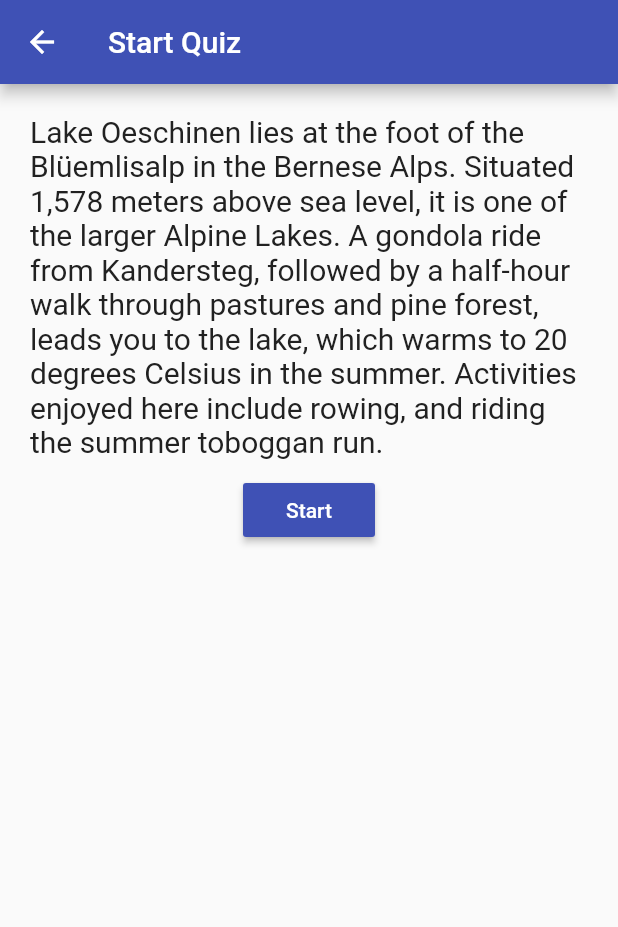
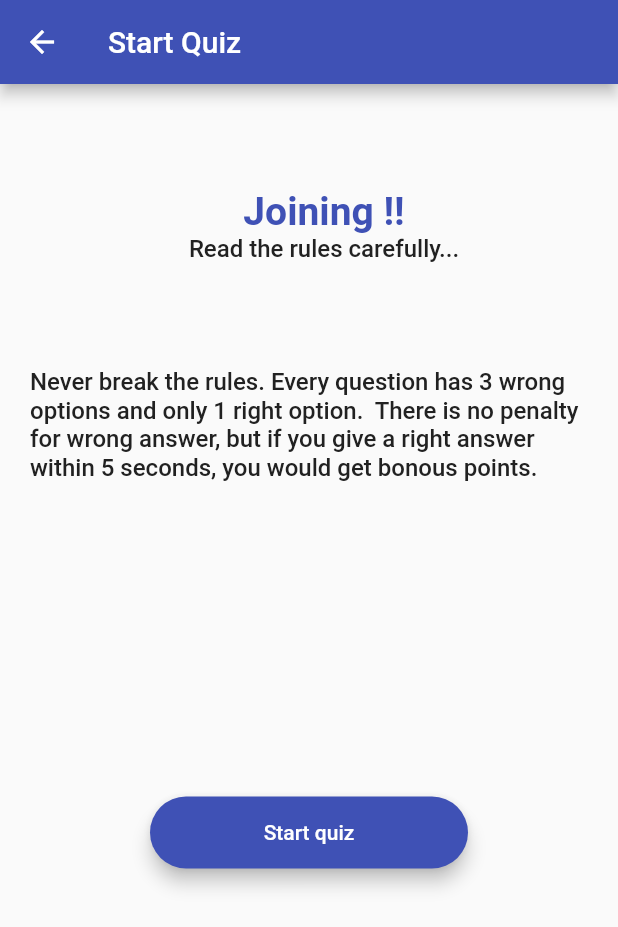
Before and after one commit to Sandip9021/pq-flutter-app, a Flutter app: the QuizStartView screen opened directly with empty values, on a phone screen of 412 x 824 dp. Shown: the top 927 px of the screen. Run offline on Flutter 3.47's test engine with Material 2 defaults, Android fonts, the phone set to English and light mode, and no system bars; our stand-ins replace flutter_secure_storage, get_it, percent_indicator; accounts and stored records are empty; network calls fail.

Commit message:
refactored get quiz and submit quiz

```diff
--- a/pbquiz_app/lib/ui/shared/router.dart
+++ b/pbquiz_app/lib/ui/shared/router.dart
@@ -1,4 +1,5 @@
 import 'package:flutter/material.dart';
+import 'package:pbquiz_app/business_logic/models/quiz.dart';
 import 'package:pbquiz_app/ui/views/home_view.dart';
 import 'package:pbquiz_app/ui/views/quiz_start_view.dart';
 import 'package:pbquiz_app/ui/views/signup_view.dart';
@@ -15,10 +16,10 @@ class Router {
         return MaterialPageRoute(builder: (_) => SignUp());
         break;
       case 'StartQuiz':
-        var id = settings.arguments as String;
+        var _quiz = settings.arguments as Quiz;
         return MaterialPageRoute(
             builder: (_) => QuizStartView(
-                  quizId: id,
+                  quiz: _quiz,
                 ));
       default:
         return MaterialPageRoute(builder: (_) {
--- a/pbquiz_app/lib/ui/views/quiz_start_view.dart
+++ b/pbquiz_app/lib/ui/views/quiz_start_view.dart
@@ -1,14 +1,13 @@
 import 'package:flutter/material.dart';
-import 'package:pbquiz_app/ui/views/question_view.dart';
+import 'package:pbquiz_app/business_logic/models/quiz.dart';
+import 'package:pbquiz_app/ui/shared/ui_helper.dart';
+import 'package:pbquiz_app/ui/views/quiz_view.dart';
+import 'package:pbquiz_app/ui/widgets/custom_button.dart';
 
-class QuizStartView extends StatefulWidget {
-  final String quizId;
-  QuizStartView({Key key, @required this.quizId}) : super(key: key);
-  @override
-  _State createState() => _State();
-}
+class QuizStartView extends StatelessWidget {
+  final Quiz quiz;
+  QuizStartView({Key key, @required this.quiz}) : super(key: key);
 
-class _State extends State<QuizStartView> {
   @override
   Widget build(BuildContext context) {
     return Scaffold(
@@ -18,46 +17,57 @@ class _State extends State<QuizStartView> {
       body: Container(
         width: MediaQuery.of(context).size.width,
         height: MediaQuery.of(context).size.height,
-        padding: EdgeInsets.fromLTRB(10, 10, 10, 0),
+        padding: EdgeInsets.all(10.0),
         child: Column(
           crossAxisAlignment: CrossAxisAlignment.center,
           mainAxisAlignment: MainAxisAlignment.start,
           mainAxisSize: MainAxisSize.max,
           children: <Widget>[
-            textSection,
-            RaisedButton(
-              child: Text("Start"),
-              color: Theme.of(context).primaryColor,
-              textColor: Colors.white,
-              onPressed: () {
-                Navigator.push(
+            UIHelper.verticalSpaceLarge(),
+            Padding(
+              padding: const EdgeInsets.only(left: 20.0),
+              child: Text(
+                'Joining ${this.quiz.quizName}!!',
+                style: Theme.of(context).textTheme.headline1,
+              ),
+            ),
+            Padding(
+              padding: const EdgeInsets.only(left: 20.0),
+              child: Text('Read the rules carefully...',
+                  style: Theme.of(context).textTheme.bodyText1),
+            ),
+            UIHelper.verticalSpaceLarge(),
+            Container(
+              padding: const EdgeInsets.all(10),
+              child: Text(
+                'Never break the rules. '
+                'Every question has 3 wrong options and only 1 right option.  '
+                'There is no penalty for wrong answer, '
+                'but if you give a right answer within 5 seconds, '
+                'you would get bonous points. ',
+                softWrap: true,
+                style: Theme.of(context).textTheme.bodyText1,
+              ),
+            ),
+            Padding(
+              padding: const EdgeInsets.fromLTRB(90.0, 200.0, 90.0, 20),
+              child: PrimaryButton(
+                title: 'Start quiz',
+                onPressed: () {
+                  Navigator.push(
                     context,
                     MaterialPageRoute(
-                        builder: (context) => QuestionView(
-                              quizId: this.widget.quizId,
-                            )));
-              },
+                      builder: (context) => QuizView(
+                        quizId: this.quiz.quizId,
+                      ),
+                    ),
+                  );
+                },
+              ),
             ),
           ],
         ),
       ),
     );
   }
-
-  Widget textSection = Container(
-    padding: const EdgeInsets.all(10),
-    child: Text(
-      'Lake Oeschinen lies at the foot of the Blüemlisalp in the Bernese '
-      'Alps. Situated 1,578 meters above sea level, it is one of the '
-      'larger Alpine Lakes. A gondola ride from Kandersteg, followed by a '
-      'half-hour walk through pastures and pine forest, leads you to the '
-      'lake, which warms to 20 degrees Celsius in the summer. Activities '
-      'enjoyed here include rowing, and riding the summer toboggan run.',
-      softWrap: true,
-      style: TextStyle(
-        fontFamily: 'Roboto',
-        fontSize: 20.0,
-      ),
-    ),
-  );
 }
```
Also changed, not shown: pbquiz_app/lib/business_logic/view_models/home_viewmodel.dart (+9 -24 lines), pbquiz_app/lib/business_logic/view_models/quiz_viewmodel.dart (+22 -22 lines), pbquiz_app/lib/ui/views/home_view.dart (+71 -78 lines), pbquiz_app/lib/ui/views/question_view.dart (deleted, +0 -201 lines), pbquiz_app/lib/ui/views/quiz_view.dart (added, +95 -0 lines), pbquiz_app/lib/ui/widgets/option_item.dart (deleted, +0 -46 lines), pbquiz_app/lib/ui/widgets/options_list.dart (+23 -11 lines).
